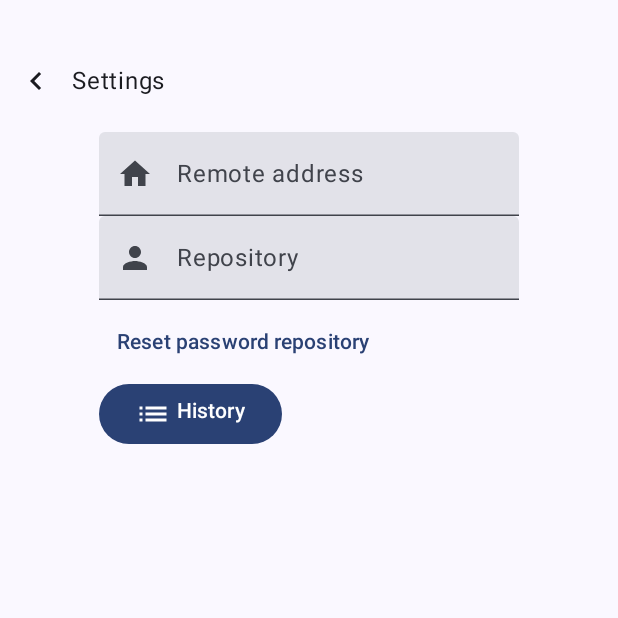
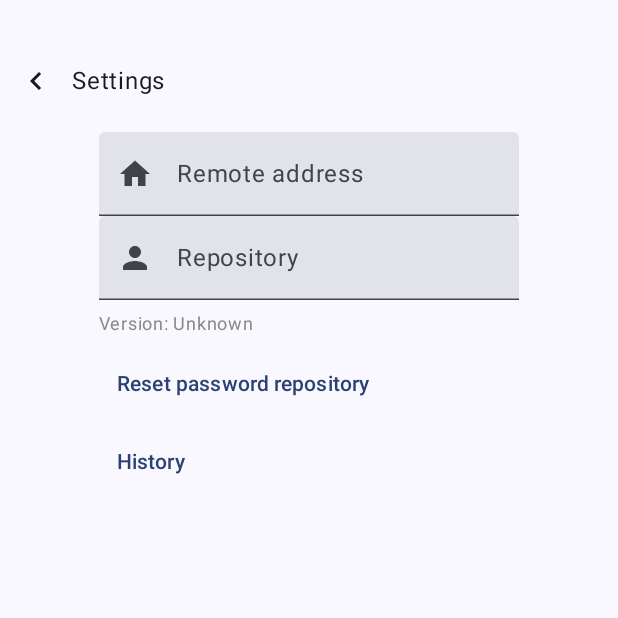
Before and after one commit to Kafva/kage, an Android app built with Jetpack Compose: the screen it shows after launch (MainActivity), after a tap on "Settings", on a phone screen of 412 x 824 dp, the top half of it. Run offline under Robolectric (Android 15) with nearby library versions, the phone set to English and light mode, and no system bars; our stand-ins replace Dagger/Hilt's generated code; 1 statement that could not run was skipped.

```diff
--- a/android/app/build.gradle.kts
+++ b/android/app/build.gradle.kts
@@ -26,7 +26,7 @@ android {
         minSdk = 34
         targetSdk = 34
         versionCode = 1
-        versionName = "1.0"
+        versionName = "0.1.0" // XXX: Keep in sync manually
 
         testInstrumentationRunner = "androidx.test.runner.AndroidJUnitRunner"
         vectorDrawables {
--- a/android/app/src/main/kotlin/kafva/kage/data/HistoryViewModel.kt
+++ b/android/app/src/main/kotlin/kafva/kage/data/HistoryViewModel.kt
@@ -24,7 +24,5 @@ import kotlinx.coroutines.flow.stateIn
 
 @HiltViewModel
 class HistoryViewModel @Inject constructor(
-    private val gitRepository: GitRepository,
-) : ViewModel() {
-
-}
+    val gitRepository: GitRepository
+) : ViewModel() {}
--- a/android/app/src/main/kotlin/kafva/kage/data/SettingsViewModel.kt
+++ b/android/app/src/main/kotlin/kafva/kage/data/SettingsViewModel.kt
@@ -15,17 +15,20 @@ import javax.inject.Inject
 import kafva.kage.Log
 import dagger.hilt.android.qualifiers.ApplicationContext
 import android.content.Context
+import android.content.pm.PackageInfo
 import kotlinx.coroutines.flow.asStateFlow
 import kotlinx.coroutines.flow.collectLatest
 import kotlinx.coroutines.flow.first
 import kafva.kage.data.GitRepository
+import kafva.kage.di.VersionRepository
 import kotlinx.coroutines.flow.SharingStarted
 import kotlinx.coroutines.flow.stateIn
 
 @HiltViewModel
 class SettingsViewModel @Inject constructor(
     private val gitRepository: GitRepository,
-    val settingsRepository: SettingsRepository
+    val settingsRepository: SettingsRepository,
+    val versionRepository: VersionRepository,
 ) : ViewModel() {
 
     fun updateSettings(s: Settings) =
--- a/android/app/src/main/kotlin/kafva/kage/di/GitContextModule.kt
+++ b/android/app/src/main/kotlin/kafva/kage/di/GitContextModule.kt
@@ -1,6 +1,7 @@
 package kafva.kage.di
 
 import android.content.Context
+import android.content.pm.PackageInfo
 import androidx.datastore.core.DataStore
 import androidx.datastore.preferences.core.Preferences
 import androidx.datastore.preferences.preferencesDataStore
@@ -16,6 +17,8 @@ import kafva.kage.data.PwNode
 import kafva.kage.Log
 import kafva.kage.data.GitRepository
 
+class VersionRepository constructor(val versionName: String) {}
+
 @Module
 @InstallIn(SingletonComponent::class)
 object GitContextModule {
@@ -27,4 +30,17 @@ object GitContextModule {
     ): GitRepository = GitRepository(
         appContext.filesDir.path
     )
+
+
+    @Provides
+    @Singleton
+    fun provideVersion(
+        @ApplicationContext appContext: Context
+    ): VersionRepository {
+        val name = appContext.getPackageName()
+        val pkgManager = appContext.getPackageManager()
+        val pInfo: PackageInfo = pkgManager.getPackageInfo(name, 0)
+        return VersionRepository(pInfo.versionName ?: "Unknown")
+    }
+
 }
--- a/android/app/src/main/kotlin/kafva/kage/ui/views/SettingsView.kt
+++ b/android/app/src/main/kotlin/kafva/kage/ui/views/SettingsView.kt
@@ -15,6 +15,7 @@ import androidx.compose.material3.TextField
 import androidx.compose.material3.TextButton
 import androidx.compose.material3.TextFieldDefaults
 import androidx.compose.material3.AlertDialog
+import androidx.compose.material3.MaterialTheme
 import androidx.compose.runtime.Composable
 import androidx.compose.runtime.collectAsState
 import androidx.compose.runtime.mutableStateOf
@@ -33,9 +34,12 @@ import kafva.kage.data.SettingsViewModel
 import androidx.compose.foundation.layout.padding
 import androidx.compose.foundation.layout.Row
 import androidx.compose.ui.unit.dp
+import androidx.compose.ui.unit.sp
 import androidx.compose.ui.graphics.Color
 import androidx.compose.ui.focus.FocusDirection
 import androidx.navigation.NavHostController
+import android.content.pm.PackageInfo
+import androidx.compose.material3.ButtonDefaults
 
 @Composable
 fun SettingsView(
@@ -92,6 +96,11 @@ fun SettingsView(
             ),
         )
 
+        Text("Version: ${viewModel.versionRepository.versionName}",
+             modifier = Modifier.padding(top = 4.dp),
+             fontSize = 12.sp,
+             color = Color.Gray)
+
         TextButton(
             onClick = {
                 openAlertDialog.value = true
@@ -138,13 +147,13 @@ fun SettingsView(
             )
         }
 
-        Button(onClick = {
-            navController.navigate(Screen.History.route)
-        }) {
-            Row {
-                Icon(Icons.Filled.List, "History")
-                Text("History", modifier = Modifier.padding(start = 4.dp))
-            }
+        TextButton(
+            onClick = {
+                navController.navigate(Screen.History.route)
+            },
+            modifier = Modifier.padding(top = 4.dp)
+        ) {
+            Text("History")
         }
 
 
```
Also changed, not shown: android/app/src/main/kotlin/kafva/kage/data/GitRepository.kt (+8 -2 lines), android/app/src/main/kotlin/kafva/kage/types/CommitInfo.kt (added, +22 -0 lines), android/app/src/main/kotlin/kafva/kage/ui/views/HistoryView.kt (+14 -1 lines).
